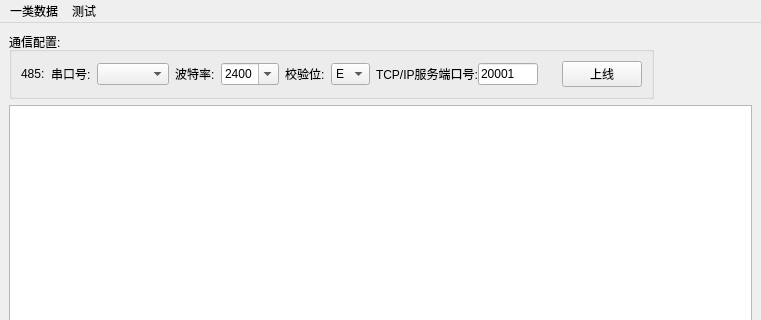
The window that UI_Main.ui (qwerttqq95/376_Special) describes before a commit, drawn with Qt 5; both pictures show x 0 to 761 and y 0 to 320 of the 761 by 463 pixel window.
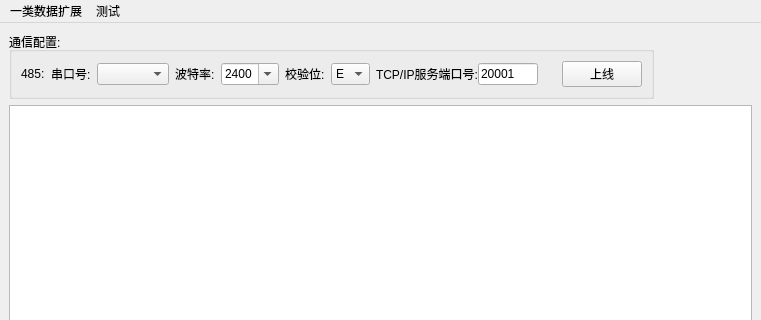
The same window after the commit.

Diff of the .ui file:
```diff
--- a/UI_Main.ui
+++ b/UI_Main.ui
@@ -234,7 +234,7 @@
    </property>
    <widget class="QMenu" name="menu">
     <property name="title">
-     <string>一类数据</string>
+     <string>一类数据扩展</string>
     </property>
     <addaction name="actionF2040"/>
    </widget>
```
Left out of the diff: 39 changed lines with no effect on the pictures.
